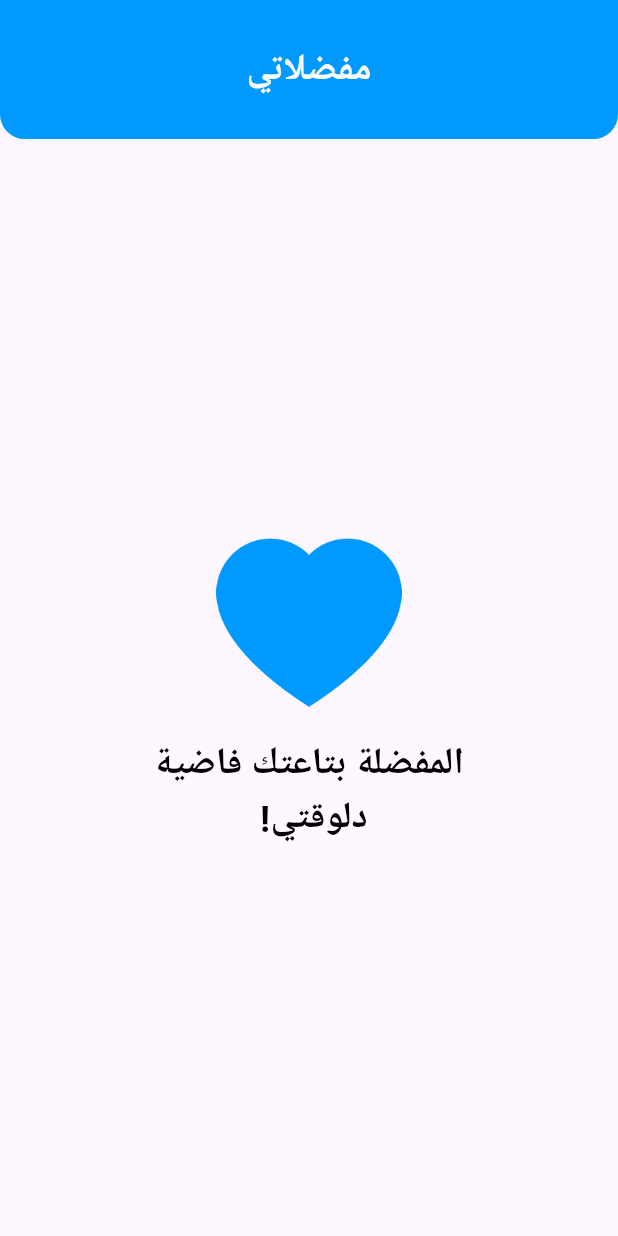
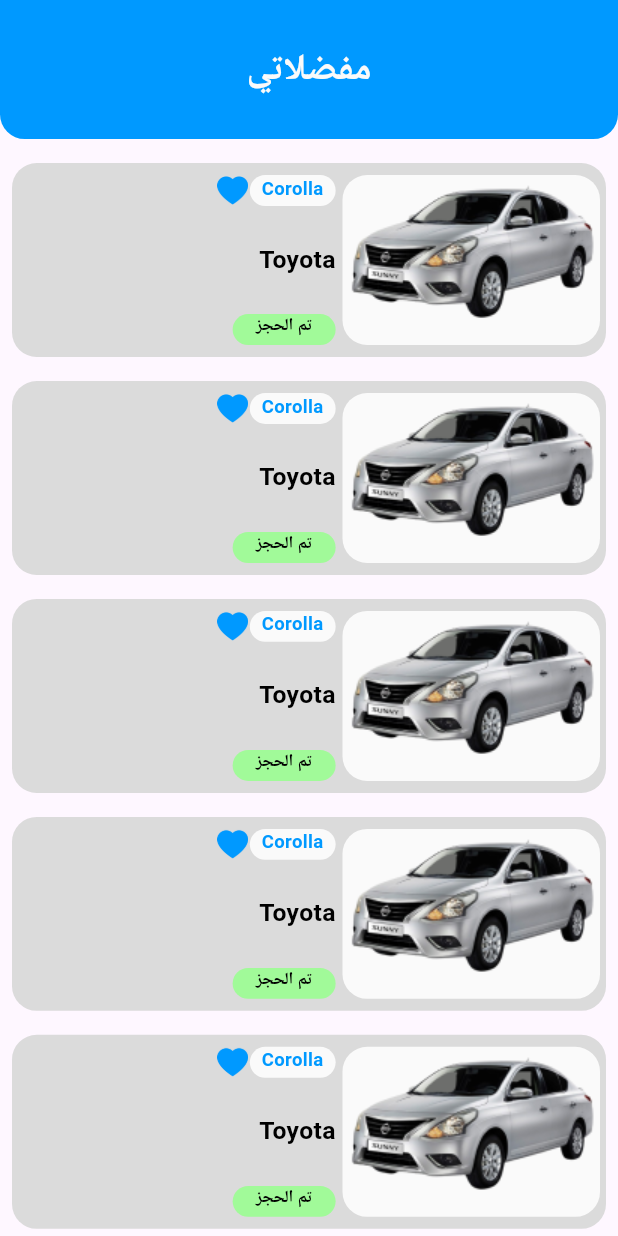
Before and after one commit to MohamedDesign-1/AjrlyApp, a Flutter app: the Favourite screen opened directly, on a phone screen of 412 x 824 dp. Run offline on Flutter 3.47's test engine with Material 3 defaults, Android fonts, the phone set to English and light mode, and no system bars; our stand-ins replace bloc, connectivity_plus, dartz, dio, firebase_core, flutter_bloc and 10 more; accounts and stored records are empty; Roboto replaces fonts that are missing (Tajawal).

Commit message:
fav screen

```diff
--- a/lib/features/booking/presentation/pages/booking_screen.dart
+++ b/lib/features/booking/presentation/pages/booking_screen.dart
@@ -19,20 +19,13 @@ class BookingScreen extends StatelessWidget {
       body:
       Padding(
         padding: const EdgeInsets.all(12),
-        child: BookingItemsList(),
+        child:      NotHaveItems(
+          message: "مفيش حجوزات عندك \n دلوقتي",
+          image: Image.asset(ImageAssets.No_Tasks),
+          color: ColorManager.black,
+          size: 24, spacing: 14,
+        )?? BookingItemsList(),
       ),
-
-
-
-      // NotHaveItems(
-      //   message: "مفيش حجوزات عندك \n دلوقتي",
-      //   image: Image.asset(ImageAssets.No_Tasks),
-      //   color: ColorManager.black,
-      //   size: 24, spacing: 14,
-      // ),
-
-
-
     );
   }
 }
--- /dev/null
+++ b/lib/features/favourite/presentation/Widgets/favourite__card_list.dart
@@ -0,0 +1,30 @@
+import 'package:ajrly/features/favourite/presentation/Widgets/favouritecard.dart';
+import 'package:flutter/material.dart';
+
+class FavouritecardList extends StatelessWidget {
+  const FavouritecardList({Key? key}) : super(key: key);
+
+  @override
+  Widget build(BuildContext context) {
+    return ListView.builder(
+      itemCount: 10,
+      itemBuilder: (context, index) {
+        return Padding(
+          padding: const EdgeInsets.only(top: 16),
+          child: Column(
+            children: [
+              Padding(
+                padding: const EdgeInsets.only(right: 8, left: 8),
+                child: Favouritecard(
+                  price: "100",
+                  carName: "Toyota",
+                  car: "Corolla",
+                ),
+              ),
+            ],
+          ),
+        );
+      },
+    );
+  }
+}
--- /dev/null
+++ b/lib/features/favourite/presentation/Widgets/favouritecard.dart
@@ -0,0 +1,108 @@
+import 'package:ajrly/core/utils/assets_manager.dart';
+import 'package:ajrly/core/utils/color_mananger.dart';
+import 'package:ajrly/core/utils/styles_manager.dart';
+import 'package:flutter/material.dart';
+import 'package:flutter_screenutil/flutter_screenutil.dart';
+
+class Favouritecard extends StatelessWidget {
+  final Color? color;
+  final String price;
+  final String carName;
+  final String car;
+  final String? bookingStatus;
+
+  Favouritecard({
+    Key? key,
+    this.color,
+    required this.price,
+    required this.carName,
+    required this.car,
+    this.bookingStatus,
+  }) : super(key: key);
+
+  @override
+  Widget build(BuildContext context) {
+    return Stack(
+      children: [
+        DecoratedBox(
+          decoration: BoxDecoration(
+            color: ColorManager.lightGrey,
+            borderRadius: BorderRadius.circular(16.r),
+          ),
+          child: Padding(
+            padding: const EdgeInsets.only(right: 4, left: 4, top: 8, bottom: 8),
+            child: SizedBox(
+              height: 110.h,
+              width: double.infinity,
+              child: Row(
+                spacing: 4.w,
+                mainAxisAlignment: MainAxisAlignment.end,
+                crossAxisAlignment: CrossAxisAlignment.start,
+                children: [
+                  Column(
+                    crossAxisAlignment: CrossAxisAlignment.end,
+                    mainAxisAlignment: MainAxisAlignment.spaceBetween,
+                    children: [
+                      // Updated Row here with spaceBetween
+                      Row(
+                        mainAxisAlignment: MainAxisAlignment.spaceBetween, // Ensures space between items
+                        children: [
+                          Image(image: AssetImage(ImageAssets.Heart), height: 20.h, width: 20.w),
+                          DecoratedBox(
+                            decoration: BoxDecoration(
+                              color: ColorManager.white,
+                              borderRadius: BorderRadius.circular(16.r),
+                            ),
+                            child: SizedBox(
+                              height: 20.h,
+                              width: 50.w,
+                              child: Text(
+                                car,
+                                style: getBoldStyle(color: ColorManager.primary, fontSize: 12.sp),
+                                textAlign: TextAlign.center,
+                              ),
+                            ),
+                          ),
+                        ],
+                      ),
+                      Text(
+                        carName,
+                        style: getBoldStyle(color: ColorManager.black, fontSize: 16.sp),
+                      ),
+                      SizedBox(
+                        height: 20.h,
+                        width: 60.w,
+                        child: DecoratedBox(
+                          decoration: BoxDecoration(
+                            color: color ?? ColorManager.lightGreen,
+                            borderRadius: BorderRadius.circular(16.r),
+                          ),
+                          child: Text(
+                            bookingStatus ?? 'تم الحجز',
+                            style: getBoldStyle(color: ColorManager.black, fontSize: 11.sp),
+                            textAlign: TextAlign.center,
+                          ),
+                        ),
+                      ),
+                    ],
+                  ),
+                  DecoratedBox(
+                    decoration: BoxDecoration(
+                      color: ColorManager.white,
+                      borderRadius: BorderRadius.circular(16.r),
+                    ),
+                    child: Image(
+                      image: AssetImage(ImageAssets.car),
+                      height: 120.h,
+                      width: 150.w,
+                    ),
+                  ),
+                ],
+              ),
+            ),
+          ),
+        ),
+      ],
+    );
+  }
+}
--- a/lib/features/favourite/presentation/pages/favourite.dart
+++ b/lib/features/favourite/presentation/pages/favourite.dart
@@ -2,6 +2,7 @@ import 'package:ajrly/core/components/custom_appbar.dart';
 import 'package:ajrly/core/components/not_have_items.dart';
 import 'package:ajrly/core/utils/assets_manager.dart';
 import 'package:ajrly/core/utils/color_mananger.dart';
+import 'package:ajrly/features/favourite/presentation/Widgets/favourite__card_list.dart';
 import 'package:flutter/material.dart';
 import 'package:flutter_screenutil/flutter_screenutil.dart';
 
@@ -15,14 +16,18 @@ class Favourite extends StatelessWidget {
         preferredSize: Size.fromHeight(90.h),
         child: CustomAppbar(title: 'مفضلاتي'),
       ),
-      body: NotHaveItems(
-        height: 120.h,
-        width: 120.w,
-        message: "المفضلة بتاعتك فاضية \n !دلوقتي",
-        image: Image.asset(ImageAssets.Heart),
-        color: ColorManager.black,
-        size: 24, spacing: 14,
-      ),
+      body: FavouritecardList(),
+
     );
   }
 }
+
+
+// body: NotHaveItems(
+//   height: 120.h,
+//   width: 120.w,
+//   message: "المفضلة بتاعتك فاضية \n !دلوقتي",
+//   image: Image.asset(ImageAssets.Heart),
+//   color: ColorManager.black,
+//   size: 24, spacing: 14,
+// ),
```
Also changed, not shown: lib/generated/assets.dart.
